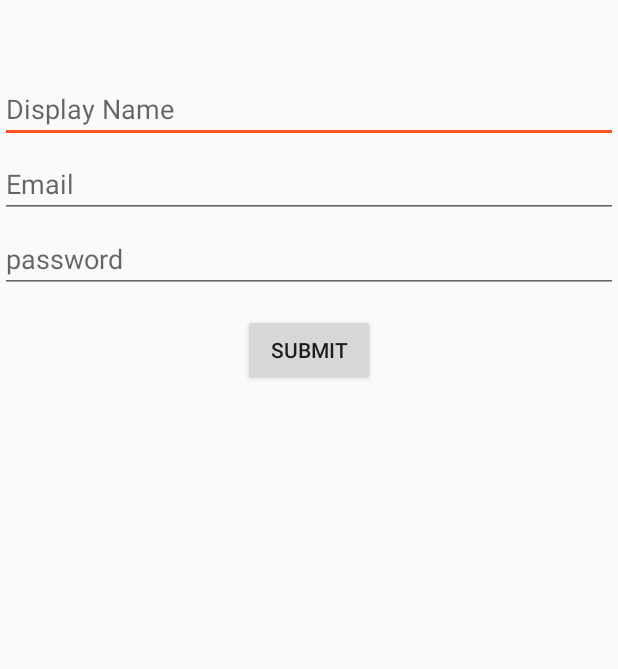
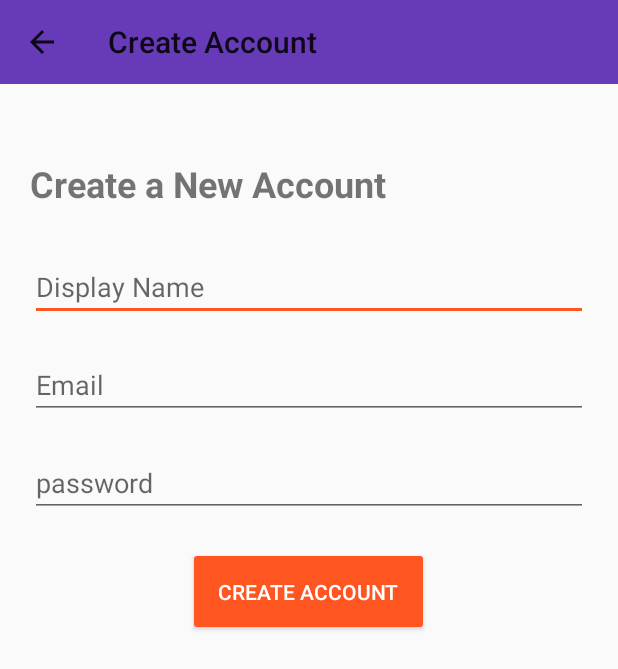
Before and after one commit to SandeepTile/Android-Chat-App, an Android app: the screen it shows after launch (RegisterActivity), after a tap on "NEED A NEW ACCOUNT", on a phone screen of 412 x 824 dp. Shown: the top 669 px of the screen. Run offline under Robolectric (Android 15) with nearby library versions, the phone set to English and light mode, and no system bars; our stand-ins replace Firebase (no records; nobody signed in at launch, a user with empty details on screens opened directly).

Commit message:
logout button added in menu

```diff
--- a/app/src/main/AndroidManifest.xml
+++ b/app/src/main/AndroidManifest.xml
@@ -19,7 +19,8 @@
             </intent-filter>
         </activity>
         <activity android:name=".StartActivity" />
-        <activity android:name=".RegisterActivity"></activity>
+        <activity android:name=".RegisterActivity"
+            android:parentActivityName=".StartActivity"></activity>
     </application>
 
 </manifest>
--- a/app/src/main/java/com/example/sandy/androidchatapp/MainActivity.java
+++ b/app/src/main/java/com/example/sandy/androidchatapp/MainActivity.java
@@ -3,11 +3,16 @@ package com.example.sandy.androidchatapp;
 import android.content.Intent;
 import android.support.v7.app.AppCompatActivity;
 import android.os.Bundle;
+import android.support.v7.widget.Toolbar;
+import android.view.Menu;
+import android.view.MenuItem;
 
 import com.google.firebase.auth.FirebaseAuth;
 import com.google.firebase.auth.FirebaseUser;
 
 public class MainActivity extends AppCompatActivity {
+
+    private Toolbar mToolbar;
 
     private FirebaseAuth mAuth;
 
@@ -17,6 +22,10 @@ public class MainActivity extends AppCompatActivity {
         setContentView(R.layout.activity_main);
 
         mAuth = FirebaseAuth.getInstance();
+
+        mToolbar=(Toolbar)findViewById(R.id.register_toolbar);
+        setSupportActionBar(mToolbar);
+        getSupportActionBar().setTitle("Android App");
     }
 
     @Override
@@ -27,11 +36,39 @@ public class MainActivity extends AppCompatActivity {
 
         if(currentUser == null){
 
-            Intent startIntent=new Intent(MainActivity.this,StartActivity.class);
-            startActivity(startIntent);
-            finish();
+            sendToStart();
 
         }
 
     }
+
+    private void sendToStart() {
+
+        Intent startIntent=new Intent(MainActivity.this,StartActivity.class);
+        startActivity(startIntent);
+        finish();
+    }
+
+    @Override
+    public boolean onCreateOptionsMenu(Menu menu) {
+         super.onCreateOptionsMenu(menu);
+
+         getMenuInflater().inflate(R.menu.main_menu, menu);
+
+        return true;
+    }
+
+    @Override
+    public boolean onOptionsItemSelected(MenuItem item) {
+         super.onOptionsItemSelected(item);
+
+         if (item.getItemId()==R.id.main_logout_btn){
+
+             FirebaseAuth.getInstance().signOut();
+             sendToStart();
+
+         }
+
+        return true;
+    }
 }
--- a/app/src/main/java/com/example/sandy/androidchatapp/RegisterActivity.java
+++ b/app/src/main/java/com/example/sandy/androidchatapp/RegisterActivity.java
@@ -4,6 +4,7 @@ import android.content.Intent;
 import android.support.annotation.NonNull;
 import android.support.v7.app.AppCompatActivity;
 import android.os.Bundle;
+import android.support.v7.widget.Toolbar;
 import android.view.View;
 import android.widget.Button;
 import android.widget.EditText;
@@ -21,6 +22,8 @@ public class RegisterActivity extends AppCompatActivity {
     private EditText mPassword;
     private Button mCreateBtn;
 
+    private Toolbar mToolbar;
+
     private FirebaseAuth mAuth;
 
     @Override
@@ -28,6 +31,14 @@ public class RegisterActivity extends AppCompatActivity {
         super.onCreate(savedInstanceState);
         setContentView(R.layout.activity_register);
 
+        //Toolbar set
+         mToolbar=(Toolbar)findViewById(R.id.register_toolbar);
+         setSupportActionBar(mToolbar);
+         getSupportActionBar().setTitle("Create Account");
+         getSupportActionBar().setDisplayHomeAsUpEnabled(true);
+
+
+        //Firebase Authentication
         mAuth = FirebaseAuth.getInstance();
 
         mDisplayName=(EditText)findViewById(R.id.reg_display_name);
--- a/app/src/main/res/layout/activity_main.xml
+++ b/app/src/main/res/layout/activity_main.xml
@@ -5,6 +5,8 @@
     android:layout_width="match_parent"
     android:layout_height="match_parent"
     tools:context=".MainActivity">
+
+    <include layout="@layout/app_bar_layout" android:id="@+id/register_toolbar" />
 
     <TextView
         android:id="@+id/textView"
--- a/app/src/main/res/layout/activity_register.xml
+++ b/app/src/main/res/layout/activity_register.xml
@@ -6,13 +6,32 @@
     android:layout_height="match_parent"
     tools:context=".RegisterActivity">
 
+    <include
+        android:id="@+id/register_toolbar"
+        layout="@layout/app_bar_layout" />
+
+    <TextView
+        android:id="@+id/textView3"
+        android:layout_width="match_parent"
+        android:layout_height="wrap_content"
+        android:layout_below="@id/register_toolbar"
+        android:layout_marginLeft="20dp"
+        android:layout_marginRight="20dp"
+        android:layout_marginTop="50dp"
+        android:text="Create a New Account "
+        android:textSize="24dp"
+        android:textStyle="bold" />
+
 
     <EditText
 
         android:id="@+id/reg_display_name"
         android:layout_width="match_parent"
         android:layout_height="wrap_content"
-        android:layout_marginTop="50dp"
+        android:layout_below="@id/textView3"
+        android:layout_marginLeft="20dp"
+        android:layout_marginRight="20dp"
+        android:layout_marginTop="30dp"
         android:hint="Display Name"
         android:inputType="text" />
 
@@ -20,27 +39,38 @@
         android:id="@+id/reg_email"
         android:layout_width="match_parent"
         android:layout_height="wrap_content"
-        android:layout_marginTop="100dp"
+        android:layout_below="@id/reg_display_name"
+        android:layout_marginLeft="20dp"
+        android:layout_marginRight="20dp"
+        android:layout_marginTop="20dp"
         android:hint="Email"
         android:inputType="textEmailAddress" />
 
     <EditText
+        android:id="@+id/reg_password"
         android:layout_width="match_parent"
         android:layout_height="wrap_content"
-        android:id="@+id/reg_password"
+        android:layout_below="@id/reg_email"
+        android:layout_marginLeft="20dp"
+        android:layout_marginRight="20dp"
+        android:layout_marginTop="20dp"
         android:hint="password"
-        android:inputType="textPassword"
-        android:layout_marginTop="150dp"/>
+        android:inputType="textPassword" />
 
     <Button
 
         android:id="@+id/reg_submit_btn"
         android:layout_width="wrap_content"
         android:layout_height="wrap_content"
-        android:layout_alignParentTop="true"
+        android:layout_below="@id/reg_password"
         android:layout_centerHorizontal="true"
-        android:layout_marginTop="209dp"
-        android:text="Submit"/>
+        android:layout_marginTop="20dp"
+        android:backgroundTint="@color/colorAccent"
+        android:padding="20dp"
+        android:text="Create Account"
+        android:textColor="@android:color/white" />
+
+
 
 
 </RelativeLayout>
--- /dev/null
+++ b/app/src/main/res/layout/app_bar_layout.xml
@@ -0,0 +1,9 @@
+<?xml version="1.0" encoding="utf-8"?>
+<android.support.v7.widget.Toolbar xmlns:android="http://schemas.android.com/apk/res/android"
+    android:id="@+id/main_app_bar"
+    android:layout_width="match_parent"
+    android:layout_height="wrap_content"
+    android:background="@color/colorPrimary"
+    android:theme="@style/ThemeOverlay.AppCompat.ActionBar">
+
+</android.support.v7.widget.Toolbar>
--- /dev/null
+++ b/app/src/main/res/menu/main_menu.xml
@@ -0,0 +1,14 @@
+<?xml version="1.0" encoding="utf-8"?>
+<menu xmlns:app="http://schemas.android.com/apk/res-auto"
+    xmlns:android="http://schemas.android.com/apk/res/android">
+
+    <item
+        android:id="@+id/main_setting_btn"
+        android:title="Account Setting" />
+    <item
+        android:id="@+id/main_all_btn"
+        android:title="All Users" />
+    <item
+        android:id="@+id/main_logout_btn"
+        android:title="@string/log_out" />
+</menu>
--- a/app/src/main/res/values/strings.xml
+++ b/app/src/main/res/values/strings.xml
@@ -3,4 +3,5 @@
     <string name="email">Email</string>
     <string name="display_name">Display Name</string>
     <string name="password">Password</string>
+    <string name="log_out">Log Out</string>
 </resources>
```
